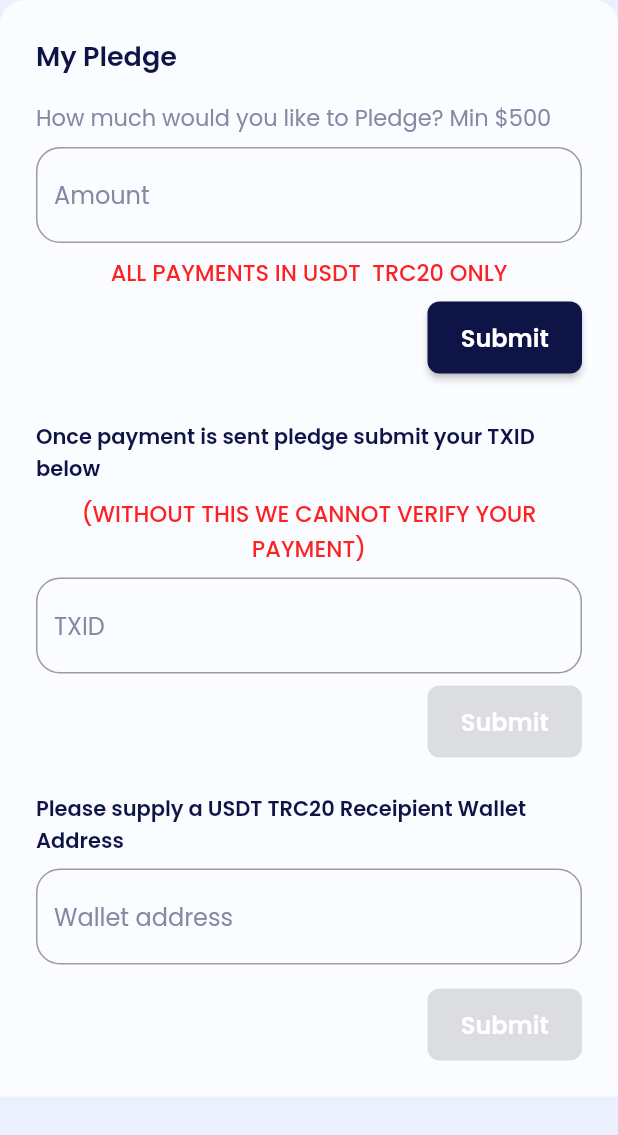
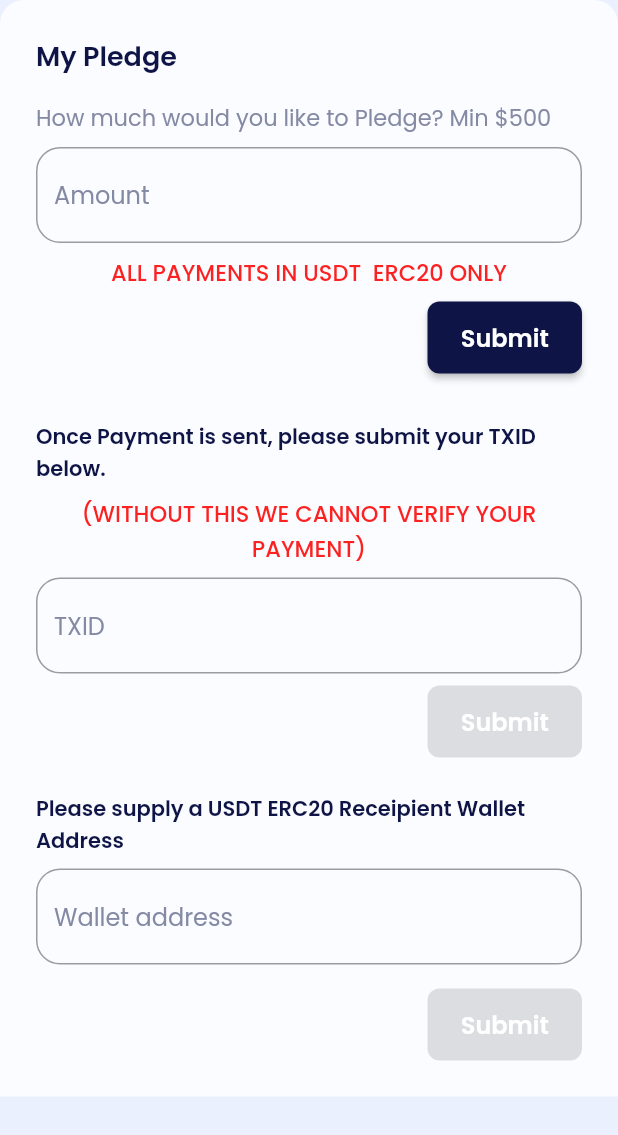
Before and after one commit to vrthedev/Fundpad_App, a Flutter app: the PledgePage widget shown alone on an empty page, opened directly with empty values, on a phone screen of 412 x 824 dp. Shown: the top 1135 px of the screen. Run offline on Flutter 3.47's test engine with Material 2 defaults, Android fonts, the phone set to English and light mode, and no system bars; our stand-ins replace email_validator, firebase_core, firebase_messaging, flutter_local_notifications, fluttertoast, google_fonts and 4 more; missing offline and left inert: future_progress_dialog, mobile_scanner, month_year_picker; accounts and stored records are empty; network calls fail.

Commit message:
fix words

```diff
--- a/lib/view/home/pledge_page.dart
+++ b/lib/view/home/pledge_page.dart
@@ -142,7 +142,7 @@ class _PledgePageState extends State<PledgePage> {
         const SizedBox(height: 8),
         Center(
           child: Text(
-            "All Payments in USDT  TRC20 Only".toUpperCase(),
+            "All Payments in USDT  ERC20 Only".toUpperCase(),
             style: const TextStyle(
               color: COLOR.TEXT_RED,
               fontWeight: FontWeight.w500,
@@ -245,7 +245,7 @@ class _PledgePageState extends State<PledgePage> {
             ? Container()
             : const Center(
                 child: Text(
-                  "Once you submit a pledge amount, we will email the project's wallet address to your registered email ID. Please confirm the last 6 digits on the wallet address are: uCgHkN",
+                  "Once you submit a pledge amount, we will email the project's wallet address to your registered email ID. Please confirm the last 6 digits on the wallet address are: 409dEe",
                   style: TextStyle(
                     color: COLOR.TEXT_RED,
                     fontWeight: FontWeight.w500,
@@ -256,7 +256,7 @@ class _PledgePageState extends State<PledgePage> {
               ),
         const SizedBox(height: 8),
         const Text(
-          "Once payment is sent pledge submit your TXID below",
+          "Once Payment is sent, please submit your TXID below.",
           style: TextStyle(fontWeight: FontWeight.w600),
         ),
         const SizedBox(height: 8),
@@ -352,7 +352,7 @@ class _PledgePageState extends State<PledgePage> {
         ),
         const SizedBox(height: 24),
         const Text(
-          "Please supply a USDT TRC20 Receipient Wallet Address",
+          "Please supply a USDT ERC20 Receipient Wallet Address",
           style: TextStyle(fontWeight: FontWeight.w600),
         ),
         const SizedBox(height: 8),
@@ -395,7 +395,7 @@ class _PledgePageState extends State<PledgePage> {
                 : () {
                     if (_walletFormKey.currentState!.validate()) {
                       String message =
-                          "Is this USDT TRC20 wallet address?\nWe will send your paymentws to this wallet. You can change it in settings.";
+                          "Is this USDT ERC20 wallet address?\nWe will send your paymentws to this wallet. You can change it in settings.";
                       showConfirmDialog(message, () {
                         updateWallet();
                       });
--- a/lib/view/profile/my_account.dart
+++ b/lib/view/profile/my_account.dart
@@ -216,7 +216,7 @@ class _MyAccountState extends State<MyAccount> {
                   mainAxisAlignment: MainAxisAlignment.spaceBetween,
                   children: [
                     const Text(
-                      "USDT TRC20 (RECEIVER)\nWallet Address",
+                      "USDT ERC20 (RECEIVER)\nWallet Address",
                       style:
                           TextStyle(fontSize: 16, fontWeight: FontWeight.w500),
                     ),
--- a/lib/widget/referral_info.dart
+++ b/lib/widget/referral_info.dart
@@ -83,7 +83,7 @@ class ReferralInfo extends StatelessWidget {
             InkWell(
               onTap: () {
                 Clipboard.setData(ClipboardData(text: code));
-                showToast("Coped to clipboard");
+                showToast("Copied to clipboard");
               },
               child: Container(
                 padding: const EdgeInsets.all(8),
```
Also changed, not shown: 1 other file.
